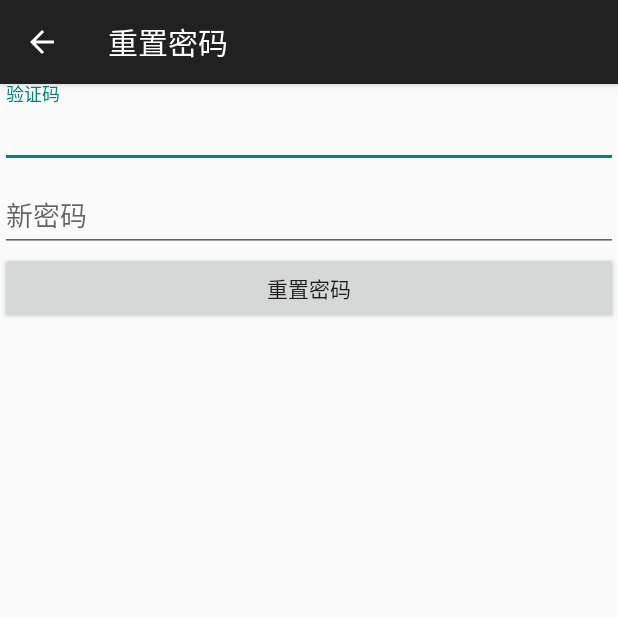
After one commit to mangoWorkstation/ARproj, an Android app: the ResetPwdActivity screen opened directly, with no data from a screen before it, on a phone screen of 412 x 824 dp, the top half of it. The commit adds this screen. Run offline under Robolectric (Android 15) with nearby library versions, the phone set to English and light mode, and no system bars; libraries missing offline, so code that uses them is left out: com.alibaba.sdk.

Commit message:
完成重置密码部分。撒花～

```diff
--- a/app/src/main/AndroidManifest.xml
+++ b/app/src/main/AndroidManifest.xml
@@ -147,6 +147,10 @@
         <activity
             android:name=".activity.ChangeTelAuthActivity"
             android:label="更新手机号"
+            android:theme="@style/Theme.AppCompat.Light.DarkActionBar" />
+        <activity
+            android:name=".activity.ResetPwdActivity"
+            android:label="重置密码"
             android:theme="@style/Theme.AppCompat.Light.DarkActionBar"/>
     </application>
 
--- /dev/null
+++ b/app/src/main/res/layout/activity_reset_pwd.xml
@@ -0,0 +1,57 @@
+<?xml version="1.0" encoding="utf-8"?>
+<LinearLayout xmlns:android="http://schemas.android.com/apk/res/android"
+    xmlns:app="http://schemas.android.com/apk/res-auto"
+    xmlns:tools="http://schemas.android.com/tools"
+    android:layout_width="match_parent"
+    android:layout_height="match_parent"
+    android:orientation="vertical"
+    tools:context=".activity.ResetPwdActivity">
+
+    <ScrollView
+        android:layout_width="match_parent"
+        android:layout_height="match_parent">
+
+        <LinearLayout
+            android:layout_width="match_parent"
+            android:layout_height="wrap_content"
+            android:orientation="vertical">
+
+            <android.support.design.widget.TextInputLayout
+                android:layout_width="match_parent"
+                android:layout_height="match_parent"
+                android:hint="验证码">
+
+                <android.support.design.widget.TextInputEditText
+                    android:id="@+id/edit_resetPwd_authcode"
+                    android:layout_width="match_parent"
+                    android:layout_height="wrap_content" />
+            </android.support.design.widget.TextInputLayout>
+
+            <android.support.design.widget.TextInputLayout
+                android:layout_width="match_parent"
+                android:layout_height="wrap_content">
+
+                <EditText
+                    android:id="@+id/edit_resetPwd_newPwd"
+                    android:layout_width="match_parent"
+                    android:layout_height="wrap_content"
+                    android:hint="新密码"
+                    android:imeActionId="6"
+                    android:imeActionLabel="@string/action_sign_in_short"
+                    android:imeOptions="actionUnspecified"
+                    android:inputType="textPassword"
+                    android:maxLines="1"
+                    android:singleLine="true" />
+
+            </android.support.design.widget.TextInputLayout>
+
+            <Button
+                android:id="@+id/btn_resetpwd_submit"
+                android:layout_width="match_parent"
+                android:layout_height="wrap_content"
+                android:text="重置密码" />
+
+        </LinearLayout>
+    </ScrollView>
+
+</LinearLayout>
```
Also changed, not shown: app/src/main/java/com/mango/arproj/activity/RequestAuthCodeActivity.java (+15 -21 lines), app/src/main/java/com/mango/arproj/activity/ResetPwdActivity.java (added, +156 -0 lines).
